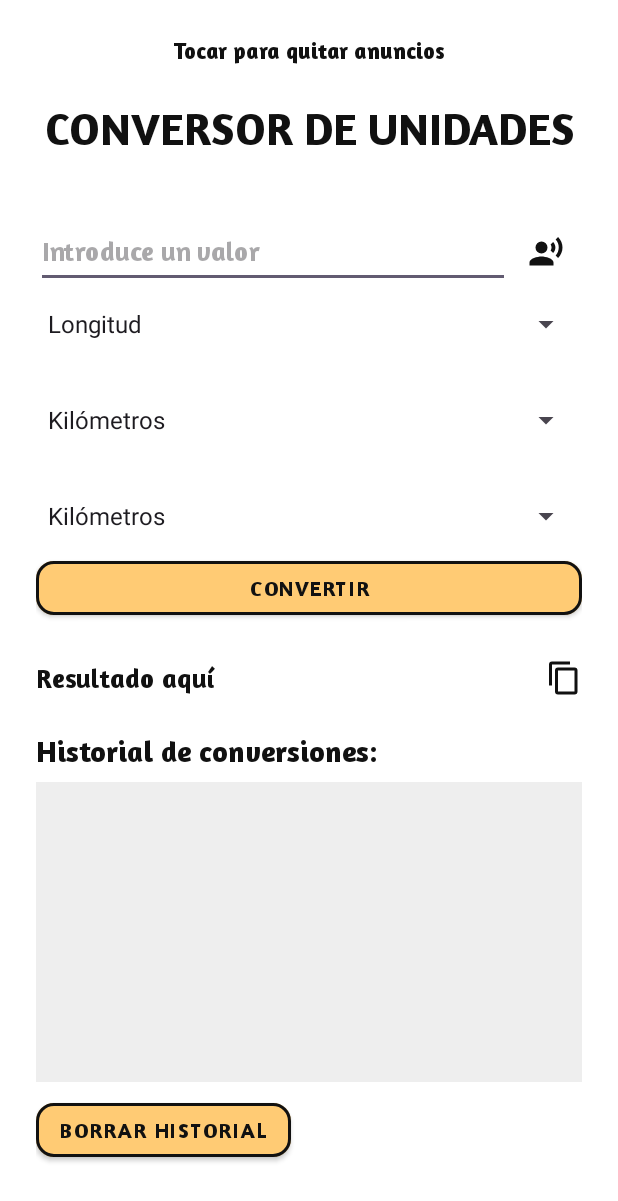
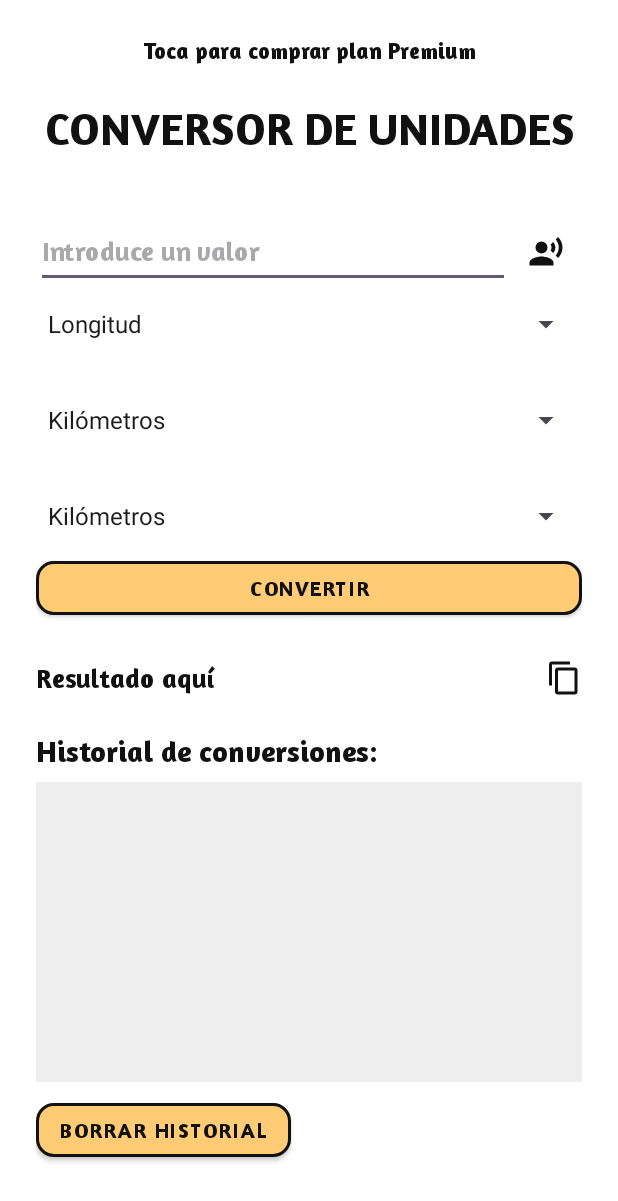
Before and after one commit to AlejandroHernanCid/ConvertidorUnidades, an Android app: the screen it shows after launch (MainActivity), on a phone screen of 412 x 824 dp. Shown: the top 1201 px of the screen. Run offline under Robolectric (Android 15) with nearby library versions, the phone set to English and light mode, and no system bars; our stand-ins replace AdMob.

Commit message:
Despues de hacer el pago, se quitan anuncios y el banner de arriba se cambia y aparece como que es premium

```diff
--- a/app/src/main/java/com/example/convertidormonedas/MainActivity.kt
+++ b/app/src/main/java/com/example/convertidormonedas/MainActivity.kt
@@ -6,6 +6,7 @@ import android.content.ClipData
 import android.content.ClipboardManager
 import android.content.Context
 import android.content.Intent
+import android.content.SharedPreferences
 import android.os.Bundle
 import android.speech.RecognizerIntent
 import android.view.View
@@ -14,6 +15,8 @@ import android.widget.ArrayAdapter
 import android.widget.Button
 import android.widget.EditText
 import android.widget.ImageButton
+import android.widget.LinearLayout
+import android.widget.ScrollView
 import android.widget.Spinner
 import android.widget.TextView
 import android.widget.Toast
@@ -37,6 +40,9 @@ class MainActivity : AppCompatActivity() {
     private lateinit var tvListaHistorial: TextView
     private lateinit var btnBorrarHistorial: Button
     private val historial = mutableListOf<String>()
+    private lateinit var sharedPreferences: SharedPreferences
+    private lateinit var editor: SharedPreferences.Editor
+    private var premium: Boolean = false
     private val unidadesPorTipo = mapOf(
         "Longitud" to listOf("Kilómetros", "Millas", "Metros", "Pies", "Yardas", "Centímetros", "Pulgadas"),
         "Peso" to listOf("Kilogramos", "Libras", "Gramos", "Onzas"),
@@ -116,12 +122,9 @@ class MainActivity : AppCompatActivity() {
                 tvListaHistorial.text = ""
             }
 
-        initAds()
-
             findViewById<ImageButton>(R.id.btnVoice).setOnClickListener {
                 iniciarReconocimientoVoz()
             }
-
 
             val sinAnuncios = findViewById<TextView>(R.id.sinAnuncios)
 
@@ -130,14 +133,43 @@ class MainActivity : AppCompatActivity() {
                 startActivity(intent)
             }
 
-
-
-
-
-
-
+            initPreferences()
+            checkPremium()
 
     }
+
+    override fun onResume() {
+        super.onResume()
+        checkPremium()
+    }
+
+    private fun initPreferences(){
+        sharedPreferences = getSharedPreferences("sharedPrefs", MODE_PRIVATE)
+        editor = sharedPreferences.edit()
+    }
+
+    private fun checkPremium() {
+        premium = sharedPreferences.getBoolean("PREMIUM", false)
+
+        val bannerSinAnuncios = findViewById<TextView>(R.id.sinAnuncios)
+        val adBanner = findViewById<AdView>(R.id.adView)
+
+        if (premium) {
+            // Usuario Premium: ocultamos anuncios, mostramos texto sin click
+            bannerSinAnuncios.text = "Actualmente tienes plan Premium ✨"
+            bannerSinAnuncios.isClickable = false
+            bannerSinAnuncios.isEnabled = false
+            adBanner.visibility = View.GONE
+        } else {
+            // Usuario NO Premium: mostramos anuncio y texto clicable para pagar
+            bannerSinAnuncios.text = "Toca para comprar plan Premium"
+            bannerSinAnuncios.isClickable = true
+            bannerSinAnuncios.isEnabled = true
+            adBanner.visibility = View.VISIBLE
+            initAds()
+        }
+    }
+
 
 
     private fun iniciarReconocimientoVoz() {
```
Also changed, not shown: app/src/main/java/com/example/convertidormonedas/PaymentActivity.kt (+21 -4 lines), gradle.properties (line endings or trailing spaces). Lines whose indentation alone changed are shown as unchanged.
